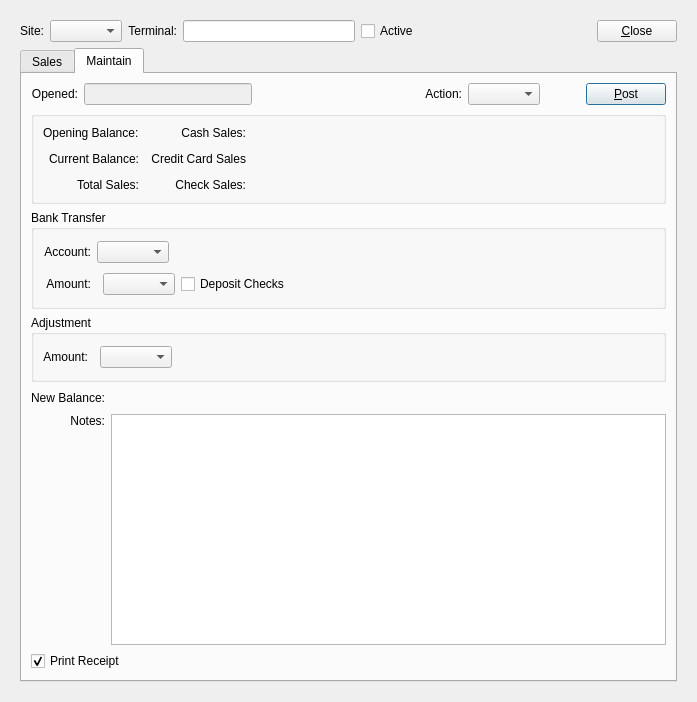
Before: the Qt Designer form xtpos/trunk/resources/client/uiforms/cashRegister.ui in WooodHead/xtuple, drawn with Qt 5.
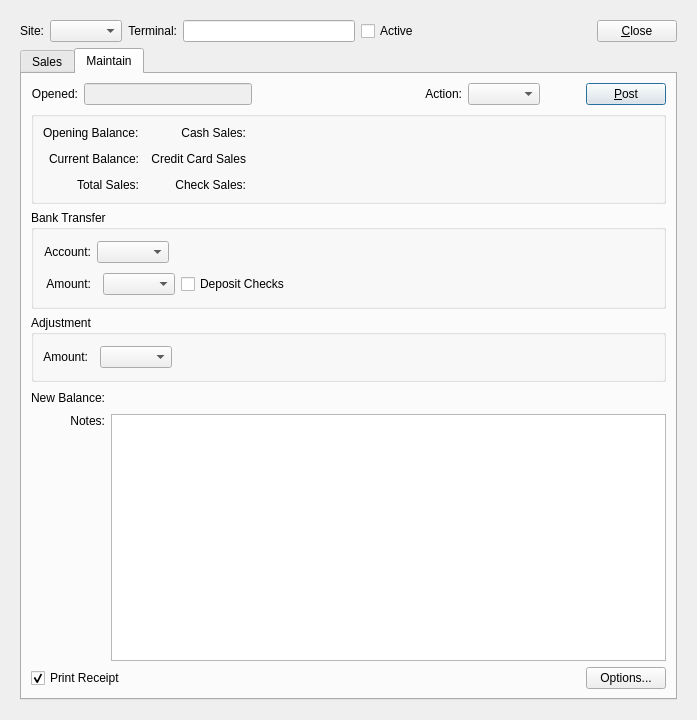
After: the same form once the commit is applied. The open tabs and pages were chosen to show the change. Custom widgets are drawn as their Qt base class.

Commit message: issue #10638:  Working example of being able to preset a printer in the xtpos cash register.

Patch:
```diff
--- a/xtpos/trunk/resources/client/uiforms/cashRegister.ui
+++ b/xtpos/trunk/resources/client/uiforms/cashRegister.ui
@@ -7,7 +7,7 @@
     <x>0</x>
     <y>0</y>
     <width>697</width>
-    <height>702</height>
+    <height>720</height>
    </rect>
   </property>
   <property name="windowTitle">
@@ -828,6 +828,8 @@
            </layout>
           </item>
           <item row="5" column="0">
+           <layout class="QHBoxLayout" name="horizontalLayout_4">
+            <item>
            <widget class="XCheckBox" name="_printReceipt">
             <property name="text">
              <string>Print Receipt</string>
@@ -835,10 +837,29 @@
             <property name="checked">
              <bool>true</bool>
             </property>
-            <property name="forgetful">
-             <bool>true</bool>
-            </property>
-           </widget>
+             </widget>
+            </item>
+            <item>
+             <spacer name="horizontalSpacer_2">
+              <property name="orientation">
+               <enum>Qt::Horizontal</enum>
+              </property>
+              <property name="sizeHint" stdset="0">
+               <size>
+                <width>40</width>
+                <height>20</height>
+               </size>
+              </property>
+             </spacer>
+            </item>
+            <item>
+             <widget class="QPushButton" name="_options">
+              <property name="text">
+               <string>Options...</string>
+              </property>
+             </widget>
+            </item>
+           </layout>
           </item>
          </layout>
         </widget>
```
Lines whose indentation alone changed are shown as unchanged. The commit also changes 1 other file.
